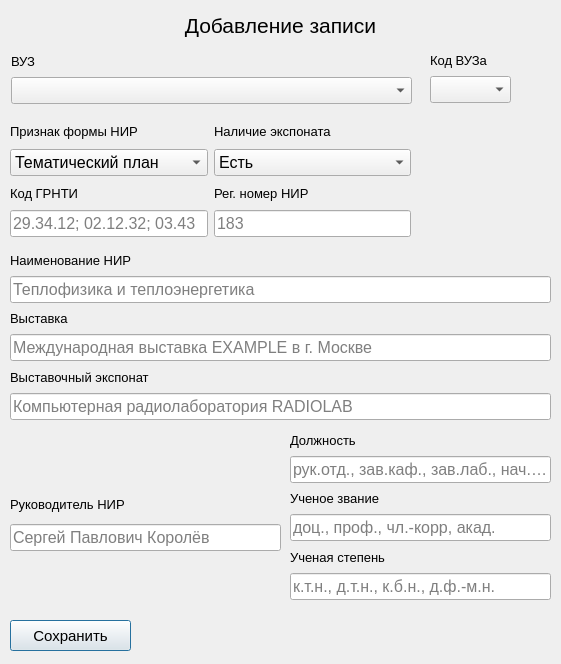
Qt form ui/create_vistavka_entry.ui (came0987/dbms_mpei) before a commit.
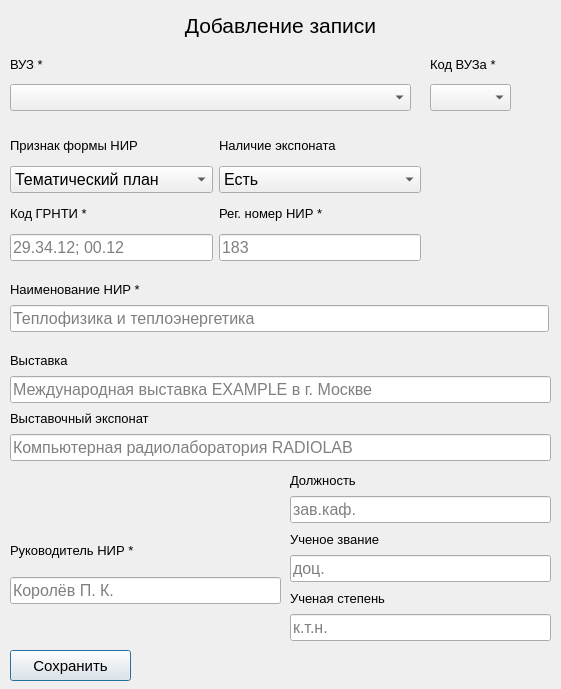
The same form after that commit.

Commit message: добавили текстовые поля

Diff of the .ui file:
```diff
--- a/ui/create_vistavka_entry.ui
+++ b/ui/create_vistavka_entry.ui
@@ -7,7 +7,7 @@
     <x>0</x>
     <y>0</y>
     <width>561</width>
-    <height>664</height>
+    <height>689</height>
    </rect>
   </property>
   <property name="windowTitle">
@@ -38,7 +38,7 @@
    <property name="geometry">
     <rect>
      <x>10</x>
-     <y>620</y>
+     <y>650</y>
      <width>121</width>
      <height>31</height>
     </rect>
@@ -55,10 +55,10 @@
   <widget class="QWidget" name="layoutWidget">
    <property name="geometry">
     <rect>
-     <x>11</x>
-     <y>51</y>
+     <x>10</x>
+     <y>50</y>
      <width>401</width>
-     <height>53</height>
+     <height>61</height>
     </rect>
    </property>
    <layout class="QVBoxLayout" name="verticalLayout_2">
@@ -70,7 +70,7 @@
        </font>
       </property>
       <property name="text">
-       <string>ВУЗ</string>
+       <string>ВУЗ *</string>
       </property>
      </widget>
     </item>
@@ -95,9 +95,9 @@
    <property name="geometry">
     <rect>
      <x>10</x>
-     <y>490</y>
+     <y>530</y>
      <width>271</width>
-     <height>61</height>
+     <height>74</height>
     </rect>
    </property>
    <layout class="QVBoxLayout" name="verticalLayout">
@@ -115,7 +115,7 @@
        </font>
       </property>
       <property name="text">
-       <string>Руководитель НИР</string>
+       <string>Руководитель НИР *</string>
       </property>
      </widget>
     </item>
@@ -130,7 +130,7 @@
        <string/>
       </property>
       <property name="placeholderText">
-       <string>Сергей Павлович Королёв</string>
+       <string>Королёв П. К.</string>
       </property>
      </widget>
     </item>
@@ -140,12 +140,15 @@
    <property name="geometry">
     <rect>
      <x>290</x>
-     <y>430</y>
+     <y>470</y>
      <width>261</width>
-     <height>170</height>
+     <height>171</height>
     </rect>
    </property>
    <layout class="QVBoxLayout" name="verticalLayout_10">
+    <property name="spacing">
+     <number>6</number>
+    </property>
     <item>
      <layout class="QVBoxLayout" name="verticalLayout_7">
       <item>
@@ -171,7 +174,7 @@
          <string/>
         </property>
         <property name="placeholderText">
-         <string>рук.отд., зав.каф., зав.лаб., нач.отд</string>
+         <string>зав.каф.</string>
         </property>
        </widget>
       </item>
@@ -202,7 +205,7 @@
          <string/>
         </property>
         <property name="placeholderText">
-         <string>доц., проф., чл.-корр, акад. </string>
+         <string>доц.</string>
         </property>
        </widget>
       </item>
@@ -233,7 +236,7 @@
          <string/>
         </property>
         <property name="placeholderText">
-         <string>к.т.н., д.т.н., к.б.н., д.ф.-м.н.</string>
+         <string>к.т.н.</string>
         </property>
        </widget>
       </item>
@@ -245,43 +248,12 @@
    <property name="geometry">
     <rect>
      <x>10</x>
-     <y>250</y>
+     <y>350</y>
      <width>541</width>
-     <height>170</height>
+     <height>111</height>
     </rect>
    </property>
    <layout class="QVBoxLayout" name="verticalLayout_14">
-    <item>
-     <layout class="QVBoxLayout" name="verticalLayout_4">
-      <item>
-       <widget class="QLabel" name="label_4">
-        <property name="font">
-         <font>
-          <pointsize>10</pointsize>
-         </font>
-        </property>
-        <property name="text">
-         <string>Наименование НИР</string>
-        </property>
-       </widget>
-      </item>
-      <item>
-       <widget class="QLineEdit" name="nir_name">
-        <property name="font">
-         <font>
-          <pointsize>12</pointsize>
-         </font>
-        </property>
-        <property name="text">
-         <string/>
-        </property>
-        <property name="placeholderText">
-         <string>Теплофизика и теплоэнергетика</string>
-        </property>
-       </widget>
-      </item>
-     </layout>
-    </item>
     <item>
      <layout class="QVBoxLayout" name="verticalLayout_12">
       <item>
@@ -350,9 +322,9 @@
    <property name="geometry">
     <rect>
      <x>10</x>
-     <y>120</y>
-     <width>401</width>
-     <height>117</height>
+     <y>130</y>
+     <width>411</width>
+     <height>131</height>
     </rect>
    </property>
    <layout class="QVBoxLayout" name="verticalLayout_15">
@@ -453,7 +425,7 @@
            </font>
           </property>
           <property name="text">
-           <string>Код ГРНТИ</string>
+           <string>Код ГРНТИ *</string>
           </property>
          </widget>
         </item>
@@ -468,7 +440,7 @@
            <string/>
           </property>
           <property name="placeholderText">
-           <string>29.34.12; 02.12.32; 03.43</string>
+           <string>29.34.12; 00.12</string>
           </property>
          </widget>
         </item>
@@ -484,7 +456,7 @@
            </font>
           </property>
           <property name="text">
-           <string>Рег. номер НИР</string>
+           <string>Рег. номер НИР *</string>
           </property>
          </widget>
         </item>
@@ -509,13 +481,13 @@
     </item>
    </layout>
   </widget>
-  <widget class="QWidget" name="">
+  <widget class="QWidget" name="layoutWidget">
    <property name="geometry">
     <rect>
      <x>430</x>
      <y>50</y>
      <width>81</width>
-     <height>53</height>
+     <height>61</height>
     </rect>
    </property>
    <layout class="QVBoxLayout" name="verticalLayout_16">
@@ -533,7 +505,7 @@
        </font>
       </property>
       <property name="text">
-       <string>Код ВУЗа</string>
+       <string>Код ВУЗа *</string>
       </property>
      </widget>
     </item>
@@ -554,6 +526,126 @@
     </item>
    </layout>
   </widget>
+  <widget class="QLabel" name="bossname_error">
+   <property name="geometry">
+    <rect>
+     <x>10</x>
+     <y>600</y>
+     <width>271</width>
+     <height>20</height>
+    </rect>
+   </property>
+   <property name="text">
+    <string/>
+   </property>
+  </widget>
+  <widget class="QWidget" name="">
+   <property name="geometry">
+    <rect>
+     <x>10</x>
+     <y>280</y>
+     <width>539</width>
+     <height>52</height>
+    </rect>
+   </property>
+   <layout class="QVBoxLayout" name="verticalLayout_4">
+    <item>
+     <widget class="QLabel" name="label_4">
+      <property name="font">
+       <font>
+        <pointsize>10</pointsize>
+       </font>
+      </property>
+      <property name="text">
+       <string>Наименование НИР *</string>
+      </property>
+     </widget>
+    </item>
+    <item>
+     <widget class="QLineEdit" name="nir_name">
+      <property name="font">
+       <font>
+        <pointsize>12</pointsize>
+       </font>
+      </property>
+      <property name="text">
+       <string/>
+      </property>
+      <property name="placeholderText">
+       <string>Теплофизика и теплоэнергетика</string>
+      </property>
+     </widget>
+    </item>
+   </layout>
+  </widget>
+  <widget class="QLabel" name="nir_error">
+   <property name="enabled">
+    <bool>true</bool>
+   </property>
+   <property name="geometry">
+    <rect>
+     <x>10</x>
+     <y>330</y>
+     <width>541</width>
+     <height>16</height>
+    </rect>
+   </property>
+   <property name="text">
+    <string/>
+   </property>
+  </widget>
+  <widget class="QLabel" name="grnti_error">
+   <property name="geometry">
+    <rect>
+     <x>10</x>
+     <y>260</y>
+     <width>191</width>
+     <height>16</height>
+    </rect>
+   </property>
+   <property name="text">
+    <string/>
+   </property>
+  </widget>
+  <widget class="QLabel" name="reg_number_error">
+   <property name="geometry">
+    <rect>
+     <x>218</x>
+     <y>260</y>
+     <width>201</width>
+     <height>16</height>
+    </rect>
+   </property>
+   <property name="text">
+    <string/>
+   </property>
+  </widget>
+  <widget class="QLabel" name="vuz_error">
+   <property name="geometry">
+    <rect>
+     <x>10</x>
+     <y>110</y>
+     <width>221</width>
+     <height>16</height>
+    </rect>
+   </property>
+   <property name="text">
+    <string/>
+   </property>
+  </widget>
+  <widget class="QLabel" name="code_vuz_error">
+   <property name="geometry">
+    <rect>
+     <x>430</x>
+     <y>110</y>
+     <width>61</width>
+     <height>16</height>
+    </rect>
+   </property>
+   <property name="text">
+    <string/>
+   </property>
+  </widget>
  </widget>
  <resources/>
  <connections/>
```
